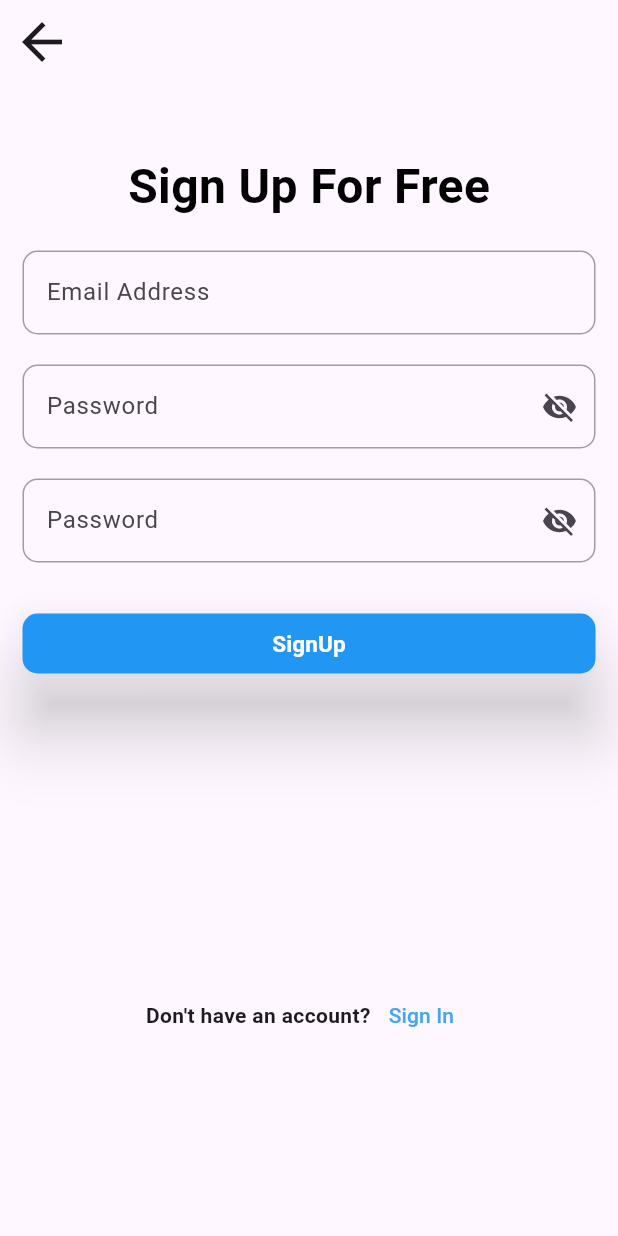
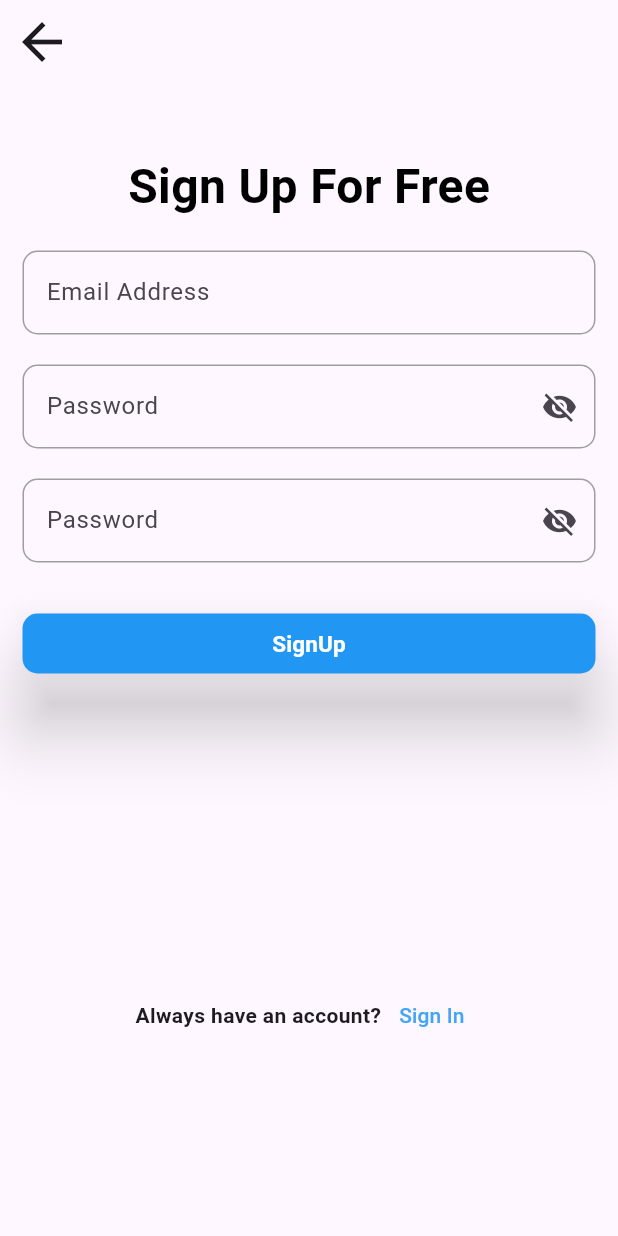
Before and after one commit to abilbabu/loginpagedemo, a Flutter app: the screen it shows after launch, after a tap on "SignUp", on a phone screen of 412 x 824 dp. Run offline on Flutter 3.47's test engine with Material 3 defaults, Android fonts, the phone set to English and light mode, and no system bars.

Commit message:
message correct signup

```diff
--- a/lib/view/signin/signin.dart
+++ b/lib/view/signin/signin.dart
@@ -171,7 +171,7 @@ class _SigninPageState extends State<SigninPage> {
                         ),
                       ),
                     ),
-                    SizedBox(height: 200),
+                    SizedBox(height: 250),
                     Row(
                       mainAxisAlignment: MainAxisAlignment.center,
                       children: [
--- a/lib/view/signup/singup.dart
+++ b/lib/view/signup/singup.dart
@@ -192,7 +192,7 @@ class _SignUpPageState extends State<SignUpPage> {
                         mainAxisAlignment: MainAxisAlignment.center,
                         children: [
                           Text(
-                            "Don't have an account?",
+                            "Always have an account?",
                             style: TextStyle(fontWeight: FontWeight.bold),
                           ),
                           TextButton(
```
